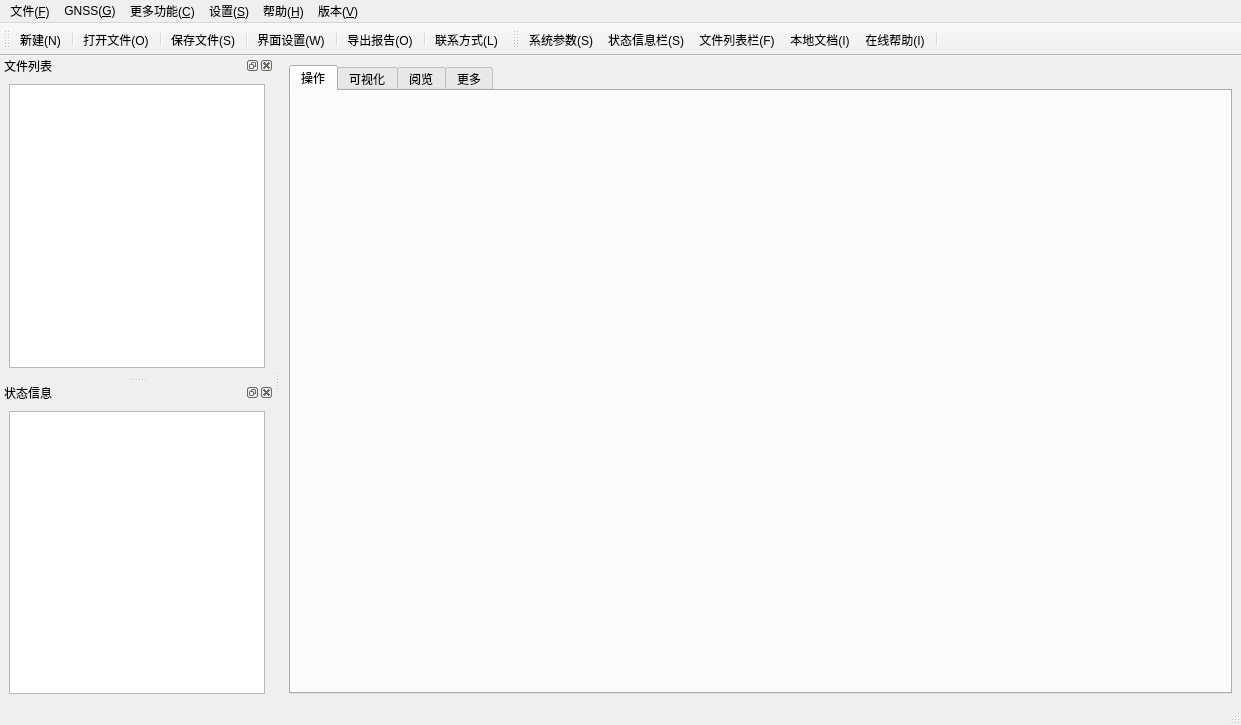
This is window/windowDS.ui in GanAHE/GNSSAMS as Qt 5 draws it before an edit. The edited form follows.
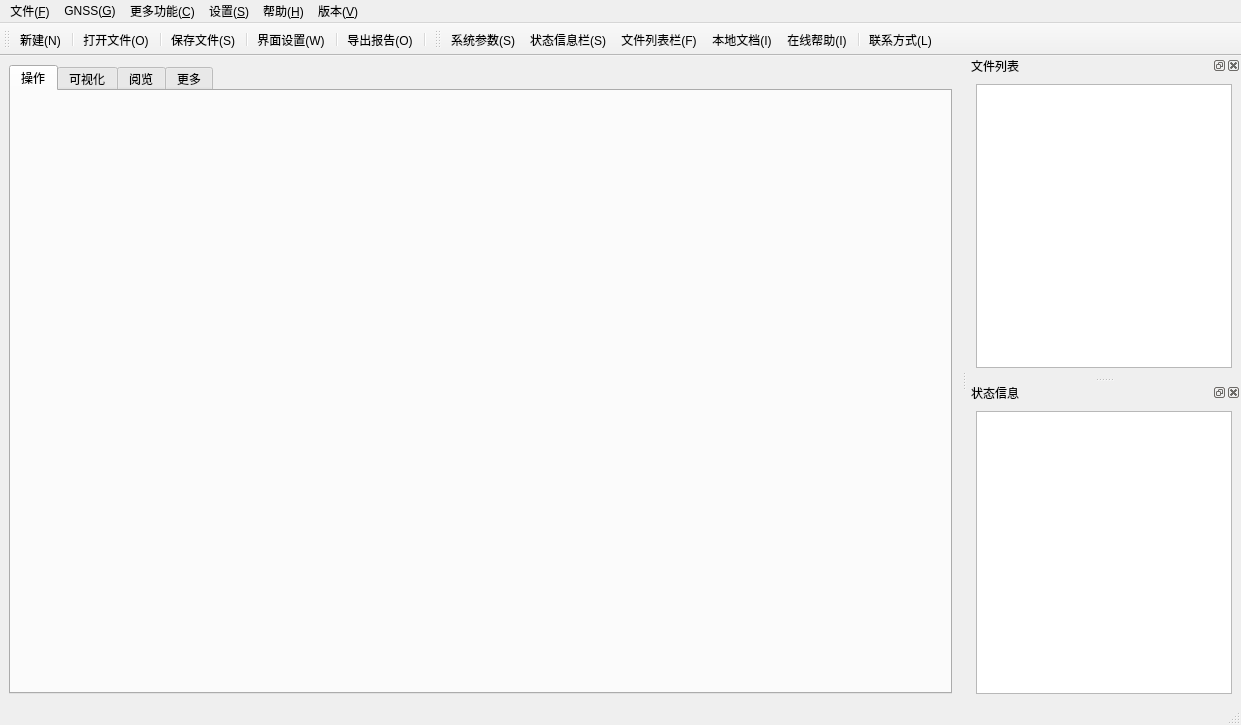
This is the edited form. Icons and pictures are not drawn.

Commit message: <update>修改界面名称

Diff of the .ui file:
```diff
--- a/window/windowDS.ui
+++ b/window/windowDS.ui
@@ -323,6 +323,9 @@
    <property name="toolTip">
     <string/>
    </property>
+   <property name="layoutDirection">
+    <enum>Qt::LeftToRight</enum>
+   </property>
    <property name="styleSheet">
     <string notr="true"/>
    </property>
@@ -336,7 +339,7 @@
     <string>文件列表</string>
    </property>
    <attribute name="dockWidgetArea">
-    <number>1</number>
+    <number>2</number>
    </attribute>
    <widget class="QWidget" name="dockWidgetContents_2">
     <layout class="QVBoxLayout" name="verticalLayout">
@@ -366,7 +369,6 @@
    <addaction name="separator"/>
    <addaction name="menuItem_resultReport"/>
    <addaction name="separator"/>
-   <addaction name="munuItem_contact"/>
   </widget>
   <widget class="QDockWidget" name="dockWidget_status">
    <property name="tabletTracking">
@@ -394,7 +396,7 @@
     <string>状态信息</string>
    </property>
    <attribute name="dockWidgetArea">
-    <number>1</number>
+    <number>2</number>
    </attribute>
    <widget class="QWidget" name="dockWidgetContents_4">
     <layout class="QVBoxLayout" name="verticalLayout_6">
@@ -420,6 +422,7 @@
    <addaction name="munuItem_localHelp"/>
    <addaction name="munuItem_onlineHelp"/>
    <addaction name="separator"/>
+   <addaction name="munuItem_contact"/>
   </widget>
   <action name="menuItem_new">
    <property name="checkable">
```
Left out of the diff: 49 changed lines with no effect on the pictures. The commit also changes 6 other files.
